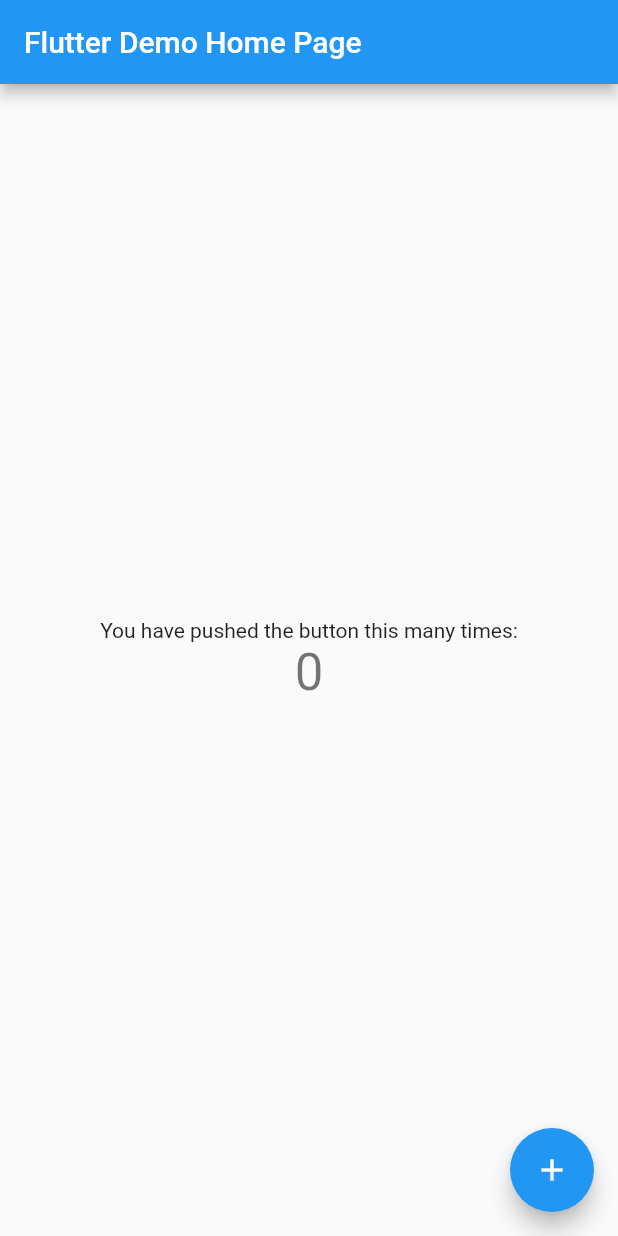
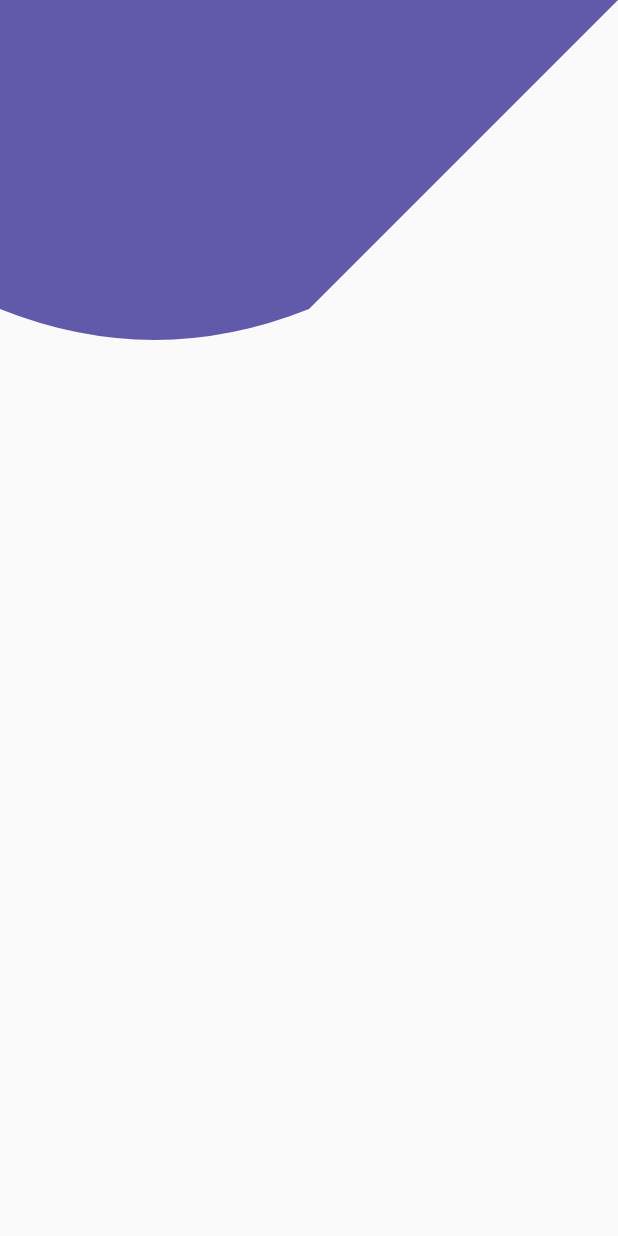
Before and after one commit to victorsdd01/flutter_designs, a Flutter app: the screen it shows after launch, on a phone screen of 412 x 824 dp. Run offline on Flutter 3.47's test engine with Material 2 defaults, Android fonts, the phone set to English and light mode, and no system bars.

Commit message:
section 2 completed

```diff
--- a/lib/main.dart
+++ b/lib/main.dart
@@ -1,3 +1,4 @@
+import 'package:designs/src/pages/pages.dart';
 import 'package:flutter/material.dart';
 
 void main() {
@@ -10,106 +11,9 @@ class MyApp extends StatelessWidget {
   // This widget is the root of your application.
   @override
   Widget build(BuildContext context) {
-    return MaterialApp(
-      title: 'Flutter Demo',
-      theme: ThemeData(
-        // This is the theme of your application.
-        //
-        // Try running your application with "flutter run". You'll see the
-        // application has a blue toolbar. Then, without quitting the app, try
-        // changing the primarySwatch below to Colors.green and then invoke
-        // "hot reload" (press "r" in the console where you ran "flutter run",
-        // or simply save your changes to "hot reload" in a Flutter IDE).
-        // Notice that the counter didn't reset back to zero; the application
-        // is not restarted.
-        primarySwatch: Colors.blue,
-      ),
-      home: const MyHomePage(title: 'Flutter Demo Home Page'),
+    return const MaterialApp(
+      debugShowCheckedModeBanner: false,
+      home: HomePage()
     );
   }
 }
-
-class MyHomePage extends StatefulWidget {
-  const MyHomePage({super.key, required this.title});
-
-  // This widget is the home page of your application. It is stateful, meaning
-  // that it has a State object (defined below) that contains fields that affect
-  // how it looks.
-
-  // This class is the configuration for the state. It holds the values (in this
-  // case the title) provided by the parent (in this case the App widget) and
-  // used by the build method of the State. Fields in a Widget subclass are
-  // always marked "final".
-
-  final String title;
-
-  @override
-  State<MyHomePage> createState() => _MyHomePageState();
-}
-
-class _MyHomePageState extends State<MyHomePage> {
-  int _counter = 0;
-
-  void _incrementCounter() {
-    setState(() {
-      // This call to setState tells the Flutter framework that something has
-      // changed in this State, which causes it to rerun the build method below
-      // so that the display can reflect the updated values. If we changed
-      // _counter without calling setState(), then the build method would not be
-      // called again, and so nothing would appear to happen.
-      _counter++;
-    });
-  }
-
-  @override
-  Widget build(BuildContext context) {
-    // This method is rerun every time setState is called, for instance as done
-    // by the _incrementCounter method above.
-    //
-    // The Flutter framework has been optimized to make rerunning build methods
-    // fast, so that you can just rebuild anything that needs updating rather
-    // than having to individually change instances of widgets.
-    return Scaffold(
-      appBar: AppBar(
-        // Here we take the value from the MyHomePage object that was created by
-        // the App.build method, and use it to set our appbar title.
-        title: Text(widget.title),
-      ),
-      body: Center(
-        // Center is a layout widget. It takes a single child and positions it
-        // in the middle of the parent.
-        child: Column(
-          // Column is also a layout widget. It takes a list of children and
-          // arranges them vertically. By default, it sizes itself to fit its
-          // children horizontally, and tries to be as tall as its parent.
-          //
-          // Invoke "debug painting" (press "p" in the console, choose the
-          // "Toggle Debug Paint" action from the Flutter Inspector in Android
-          // Studio, or the "Toggle Debug Paint" command in Visual Studio Code)
-          // to see the wireframe for each widget.
-          //
-          // Column has various properties to control how it sizes itself and
-          // how it positions its children. Here we use mainAxisAlignment to
-          // center the children vertically; the main axis here is the vertical
-          // axis because Columns are vertical (the cross axis would be
-          // horizontal).
-          mainAxisAlignment: MainAxisAlignment.center,
-          children: <Widget>[
-            const Text(
-              'You have pushed the button this many times:',
-            ),
-            Text(
-              '$_counter',
-              style: Theme.of(context).textTheme.headlineMedium,
-            ),
-          ],
-        ),
-      ),
-      floatingActionButton: FloatingActionButton(
-        onPressed: _incrementCounter,
-        tooltip: 'Increment',
-        child: const Icon(Icons.add),
-      ), // This trailing comma makes auto-formatting nicer for build methods.
-    );
-  }
-}
--- /dev/null
+++ b/lib/src/pages/home/home_page.dart
@@ -0,0 +1,14 @@
+
+import 'package:designs/src/widgets/widgets.dart';
+import 'package:flutter/material.dart';
+
+class HomePage extends StatelessWidget {
+  const HomePage({super.key});
+
+  @override
+  Widget build(BuildContext context) {
+    return const Scaffold(
+      body: TruanguleHeader()
+    );
+  }
+}
--- /dev/null
+++ b/lib/src/pages/pages.dart
@@ -0,0 +1,2 @@
+
+export 'package:designs/src/pages/home/home_page.dart';
--- /dev/null
+++ b/lib/src/widgets/widgets.dart
@@ -0,0 +1 @@
+export 'package:designs/src/widgets/headers.dart';
```
Also changed, not shown: lib/src/widgets/headers.dart (added, +128 -0 lines).
